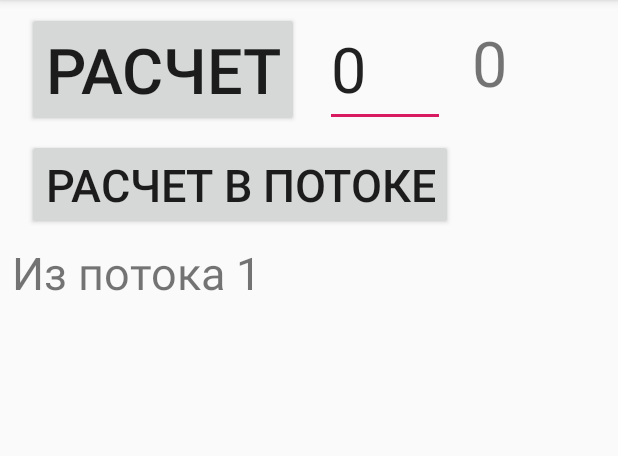
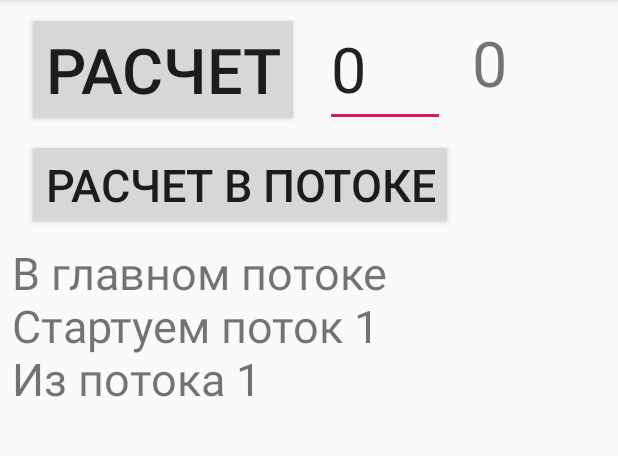
Before and after one commit to GeekBrainsAndroid/Android2019_2, an Android app: the screen it shows after launch (MainActivity), after a tap on "РАСЧЕТ В ПОТОКЕ", on a phone screen of 412 x 824 dp, the part 84-540 px from its top. Run offline under Robolectric (Android 15) with nearby library versions, the phone set to English and light mode, and no system bars; 1 other tap on this screen came first.

Commit message:
Thread: Потокобезопасный вывод

```diff
--- a/Lesson-3/Thread/app/src/main/java/ru/geekbrains/thread/MainActivity.java
+++ b/Lesson-3/Thread/app/src/main/java/ru/geekbrains/thread/MainActivity.java
@@ -22,20 +22,24 @@ public class MainActivity extends AppCompatActivity {
     protected void onCreate(Bundle savedInstanceState) {
         super.onCreate(savedInstanceState);
         setContentView(R.layout.activity_main);
-        final Button button = findViewById(R.id.button);
         textView = findViewById(R.id.textView);
         textIndicator = findViewById(R.id.textIndicator);
         seconds = findViewById(R.id.editText);
+
+        initButton();
+        initButtonThread();
+    }
+
+    private void initButton(){
+        final Button button = findViewById(R.id.button);
         button.setOnClickListener(new View.OnClickListener() {
             @Override
             public void onClick(View v) {
                 String result = Long.toString(calculate(Integer.parseInt(seconds.getText().toString())));
-                textIndicator.setText("В главном потоке");
+                textIndicator.setText(String.format("%sВ главном потоке\n", textIndicator.getText().toString()));
                 textView.setText(result);
             }
         });
-
-        initButtonThread();
     }
 
     private void initButtonThread(){
@@ -45,12 +49,19 @@ public class MainActivity extends AppCompatActivity {
             public void onClick(View view) {
                 counterThread++;
                 final int numberThread = counterThread;
+                final int secs = Integer.parseInt(seconds.getText().toString());
+                textIndicator.setText(String.format("%sСтартуем поток %d\n",  textIndicator.getText().toString(), numberThread));
                 new Thread(new Runnable() {
                     @Override
                     public void run() {
-                        String result = Long.toString(calculate(Integer.parseInt(seconds.getText().toString())));
-                        textIndicator.setText(String.format("Из потока %d", numberThread));
-                        textView.setText(result);
+                        final String result = Long.toString(calculate(secs));
+                        runOnUiThread(new Runnable() {
+                            @Override
+                            public void run() {
+                                textIndicator.setText(String.format("%sИз потока %d\n",  textIndicator.getText().toString(), numberThread));
+                                textView.setText(result);
+                            }
+                        });
                     }
                 }).start();
             }
```
